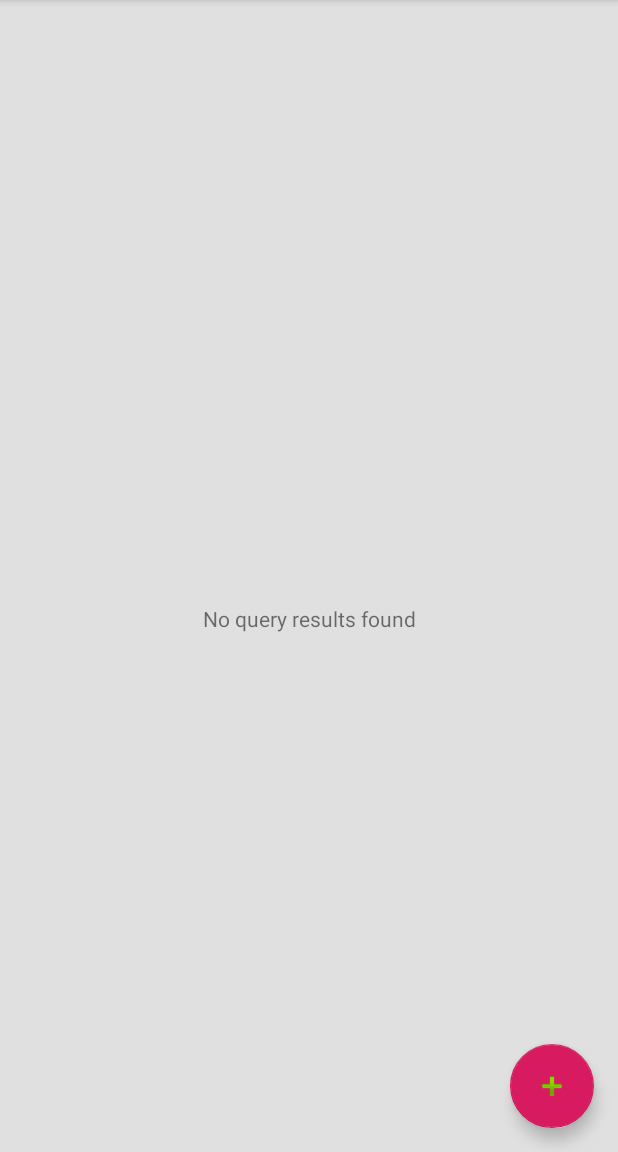
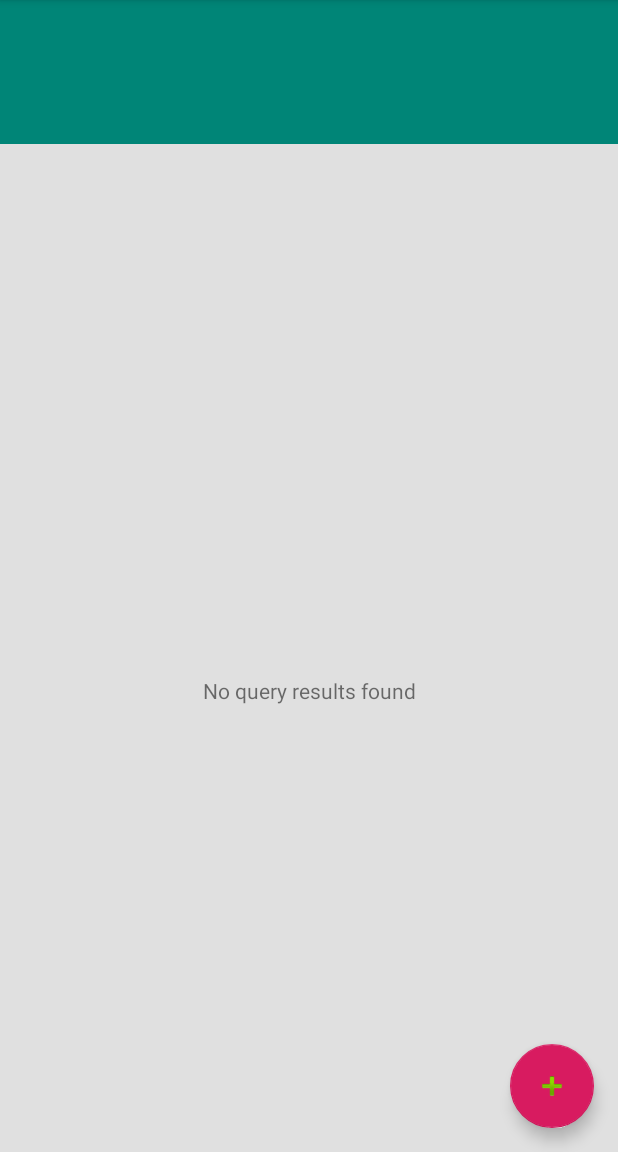
Before and after one commit to DawidLijewski/demo-android-db, an Android app: the screen it shows after launch (MainActivity), on a phone screen of 412 x 824 dp, the part 84-1236 px from its top. Run offline under Robolectric (Android 15) with nearby library versions, the phone set to English and light mode, and no system bars; our stand-ins replace Dagger/Hilt's generated code, Room's generated code, Timber, data binding; libraries missing offline, so code that uses them is left out: lijewski.demodb.databinding.

Commit message:
Searcg UI integration

```diff
--- a/app/src/main/java/lijewski/demodb/di/module/MainModule.kt
+++ b/app/src/main/java/lijewski/demodb/di/module/MainModule.kt
@@ -4,7 +4,7 @@ import dagger.Module
 import dagger.android.ContributesAndroidInjector
 import lijewski.demodb.presentation.add.AddEmployeeDialogFragment
 import lijewski.demodb.presentation.dashboard.DashboardFragment
-import lijewski.demodb.presentation.search.SearchEmployeeFragment
+import lijewski.demodb.presentation.search.SearchFragment
 
 @Suppress("unused")
 @Module(includes = [DialogModule::class])
@@ -16,5 +16,5 @@ abstract class MainModule {
     abstract fun contributeAddEmployeeDialogFragment(): AddEmployeeDialogFragment
 
     @ContributesAndroidInjector
-    abstract fun contributeSearchEmployeeFragment(): SearchEmployeeFragment
+    abstract fun contributeSearchFragment(): SearchFragment
 }
--- a/app/src/main/java/lijewski/demodb/di/module/ViewModelModule.kt
+++ b/app/src/main/java/lijewski/demodb/di/module/ViewModelModule.kt
@@ -9,7 +9,7 @@ import lijewski.demodb.di.factory.ViewModelFactory
 import lijewski.demodb.di.key.ViewModelKey
 import lijewski.demodb.presentation.add.AddEmployeeViewModel
 import lijewski.demodb.presentation.dashboard.DashboardViewModel
-import lijewski.demodb.presentation.search.SearchEmployeeViewModel
+import lijewski.demodb.presentation.search.SearchViewModel
 
 @Suppress("unused")
 @Module
@@ -29,6 +29,6 @@ abstract class ViewModelModule {
 
     @Binds
     @IntoMap
-    @ViewModelKey(SearchEmployeeViewModel::class)
-    abstract fun bindSearchEmployeeViewModel(searchEmployeeViewModel: SearchEmployeeViewModel):ViewModel
+    @ViewModelKey(SearchViewModel::class)
+    abstract fun bindSearchEmployeeViewModel(searchViewModel: SearchViewModel):ViewModel
 }
--- a/app/src/main/java/lijewski/demodb/domain/usecase/employee/GetEmployeeUseCase.kt
+++ b/app/src/main/java/lijewski/demodb/domain/usecase/employee/GetEmployeeUseCase.kt
@@ -10,7 +10,7 @@ class GetEmployeeUseCase @Inject constructor(
 ) : BaseUseCase<List<Employee>>() {
     lateinit var employeeQuery: Employee
     override suspend fun executeOnBackground(): List<Employee> {
-        //TODO: refactor into handling Employee instrad of names
+        //TODO: refactor into handling Employee instead of names
         return employeeRepository.getEmployee(employeeQuery.firstName, employeeQuery.lastName)
     }
 }
--- a/app/src/main/java/lijewski/demodb/presentation/dashboard/DashboardFragment.kt
+++ b/app/src/main/java/lijewski/demodb/presentation/dashboard/DashboardFragment.kt
@@ -5,11 +5,13 @@ import android.view.LayoutInflater
 import android.view.View
 import android.view.ViewGroup
 import android.widget.Toast
+import androidx.databinding.DataBindingUtil
 import androidx.lifecycle.Observer
 import androidx.lifecycle.ViewModelProvider
 import dagger.android.support.DaggerFragment
 import kotlinx.android.synthetic.main.dashboard_fragment.*
 import lijewski.demodb.app.R
+import lijewski.demodb.app.databinding.DashboardFragmentBinding
 import lijewski.demodb.domain.model.Employee
 import lijewski.demodb.presentation.adapter.EmployeeListAdapter
 import timber.log.Timber
@@ -26,6 +28,8 @@ class DashboardFragment : DaggerFragment(), EmployeeListAdapter.OnItemClickedLis
     @Inject
     lateinit var adapter: EmployeeListAdapter
 
+    private lateinit var binding: DashboardFragmentBinding
+
     private val dashboardViewModel: DashboardViewModel by lazy {
         ViewModelProvider(this, viewModelFactory).get(DashboardViewModel::class.java)
     }
@@ -33,7 +37,15 @@ class DashboardFragment : DaggerFragment(), EmployeeListAdapter.OnItemClickedLis
     override fun onCreateView(
         inflater: LayoutInflater, container: ViewGroup?, savedInstanceState: Bundle?
     ): View {
-        return inflater.inflate(R.layout.dashboard_fragment, container, false)
+        binding = DataBindingUtil.inflate<DashboardFragmentBinding>(
+            inflater, R.layout.dashboard_fragment, container, false
+        ).apply {
+            viewModel = dashboardViewModel
+            lifecycleOwner = this@DashboardFragment
+            recyclerView.adapter = adapter
+        }
+
+        return binding.root
     }
 
     override fun onActivityCreated(savedInstanceState: Bundle?) {
@@ -48,6 +60,7 @@ class DashboardFragment : DaggerFragment(), EmployeeListAdapter.OnItemClickedLis
 
             employeeList.observe(viewLifecycleOwner, Observer {
                 adapter.updateEmployeeList(it)
+                binding.recyclerView.smoothScrollToPosition(0)
             })
             error.observe(viewLifecycleOwner, Observer {
                 Timber.e(it)
@@ -57,7 +70,12 @@ class DashboardFragment : DaggerFragment(), EmployeeListAdapter.OnItemClickedLis
     }
 
     override fun onItemClicked(employee: Employee, position: Int) {
-        Timber.d("Clicked employee: %s %s, position nr: %d", employee.lastName, employee.firstName, position)
+        Timber.d(
+            "Clicked employee: %s %s, position nr: %d",
+            employee.lastName,
+            employee.firstName,
+            position
+        )
     }
 
     private fun showFetchErrorToast() {
--- a/app/src/main/java/lijewski/demodb/presentation/dashboard/DashboardViewModel.kt
+++ b/app/src/main/java/lijewski/demodb/presentation/dashboard/DashboardViewModel.kt
@@ -8,7 +8,7 @@ class DashboardViewModel @Inject constructor(
     private val getAllEmployeesUseCase: GetAllEmployeesUseCase
 ) : BaseEmployeeViewModel() {
 
-    fun returnAllEmployees() {
+    fun loadAllEmployeesFromLocal() {
         isLoading.value = true
         getAllEmployeesUseCase.execute {
             onComplete {
--- a/app/src/main/java/lijewski/demodb/presentation/main/MainActivity.kt
+++ b/app/src/main/java/lijewski/demodb/presentation/main/MainActivity.kt
@@ -17,9 +17,8 @@ class MainActivity : DaggerAppCompatActivity(), MainDialogInterface {
         setSupportActionBar(toolbar)
 
         if (savedInstanceState == null) {
-            val fragment = DashboardFragment()
             supportFragmentManager.beginTransaction()
-                .add(R.id.fragment_container, fragment,
+                .add(R.id.fragment_container, DashboardFragment(),
                     DashboardFragment.TAG
                 ).commit()
         }
--- a/app/src/main/java/lijewski/demodb/presentation/search/SearchEmployeeFragment.kt
+++ /dev/null
@@ -1,11 +0,0 @@
-package lijewski.demodb.presentation.search
-
-import dagger.android.support.DaggerFragment
-
-class SearchEmployeeFragment: DaggerFragment() {
-    companion object {
-        const val TAG: String = "SearchEmployeeFragment"
-    }
-
-
-}
--- /dev/null
+++ b/app/src/main/java/lijewski/demodb/presentation/search/SearchFragment.kt
@@ -0,0 +1,62 @@
+package lijewski.demodb.presentation.search
+
+import android.os.Bundle
+import android.view.LayoutInflater
+import android.view.View
+import android.view.ViewGroup
+import android.widget.Toast
+import androidx.lifecycle.Observer
+import androidx.lifecycle.ViewModelProvider
+import dagger.android.support.DaggerFragment
+import lijewski.demodb.app.R
+import lijewski.demodb.presentation.dashboard.DashboardViewModel
+import timber.log.Timber
+import javax.inject.Inject
+
+class SearchFragment : DaggerFragment() {
+    companion object {
+        const val TAG: String = "SearchFragment"
+    }
+
+    @Inject
+    lateinit var viewModelFactory: ViewModelProvider.Factory
+
+    private val dashboardViewModel: DashboardViewModel by lazy {
+        ViewModelProvider(this, viewModelFactory).get(DashboardViewModel::class.java)
+    }
+
+    private val searchViewModel: SearchViewModel by lazy {
+        ViewModelProvider(this, viewModelFactory).get(SearchViewModel::class.java)
+    }
+
+    override fun onCreateView(
+        inflater: LayoutInflater, container: ViewGroup?, savedInstanceState: Bundle?
+    ): View {
+        return inflater.inflate(R.layout.search_fragment, container, false)
+    }
+
+    override fun onActivityCreated(savedInstanceState: Bundle?) {
+        super.onActivityCreated(savedInstanceState)
+        with(searchViewModel) {
+            employeeList.observe(viewLifecycleOwner, Observer {
+                if(it?.isNotEmpty() == true) {
+                    dashboardViewModel.employeeList.value = it
+                }
+            })
+
+            error.observe(viewLifecycleOwner, Observer {
+                Timber.e(it)
+                showSearchErrorToast()
+            })
+        }
+        with(dashboardViewModel) {
+            error.observe(viewLifecycleOwner, Observer {
+                Timber.e(it)
+            })
+        }
+    }
+
+    private fun showSearchErrorToast() {
+        Toast.makeText(context, R.string.error_search_data, Toast.LENGTH_SHORT).show()
+    }
+}
--- a/app/src/main/java/lijewski/demodb/presentation/search/SearchEmployeeViewModel.kt
+++ b/app/src/main/java/lijewski/demodb/presentation/search/SearchViewModel.kt
@@ -7,7 +7,7 @@ import lijewski.demodb.domain.usecase.employee.GetEmployeeUseCase
 import lijewski.demodb.presentation.base.BaseEmployeeViewModel
 import javax.inject.Inject
 
-class SearchEmployeeViewModel @Inject constructor(
+class SearchViewModel @Inject constructor(
     private val getEmployeeUseCase: GetEmployeeUseCase
 ) : BaseEmployeeViewModel() {
 
@@ -44,8 +44,7 @@ class SearchEmployeeViewModel @Inject constructor(
             getEmployeeUseCase.employeeQuery = employee
             getEmployeeUseCase.execute {
                 onComplete {
-                    //handleSuccess(it)
-                    //TODO: handle successfull new employee
+                    handleSuccess(it)
                 }
                 onError {
                     handleError(it)
--- /dev/null
+++ b/app/src/main/res/layout/content_main.xml
@@ -0,0 +1,22 @@
+<?xml version="1.0" encoding="utf-8"?>
+<LinearLayout xmlns:android="http://schemas.android.com/apk/res/android"
+    xmlns:app="http://schemas.android.com/apk/res-auto"
+    android:layout_width="match_parent"
+    android:layout_height="match_parent"
+    android:orientation="vertical"
+    app:layout_behavior="@string/appbar_scrolling_view_behavior" >
+
+    <androidx.fragment.app.FragmentContainerView
+        android:id="@+id/fragment_search_container"
+        android:layout_width="match_parent"
+        android:layout_height="@dimen/search_fragment_height"
+        android:name="lijewski.demodb.presentation.search.SearchFragment" />
+
+    <androidx.fragment.app.FragmentContainerView
+        android:id="@+id/fragment_container"
+        android:layout_width="match_parent"
+        android:layout_height="match_parent"
+        android:orientation="vertical"
+        app:layout_behavior="@string/appbar_scrolling_view_behavior" />
+
+</LinearLayout>
--- a/app/src/main/res/layout/dashboard_fragment.xml
+++ b/app/src/main/res/layout/dashboard_fragment.xml
@@ -26,7 +26,7 @@
             app:layout_constraintLeft_toLeftOf="parent"
             app:layout_constraintRight_toRightOf="parent"
             app:layout_constraintTop_toTopOf="parent"
-            app:visibleGone="@{viewModel.employeeList.empty}" />
+            app:visibleGone="@{!viewModel.employeeList.empty}" />
 
         <androidx.recyclerview.widget.RecyclerView
             android:id="@+id/recycler_view"
--- a/app/src/main/res/layout/main_activity.xml
+++ b/app/src/main/res/layout/main_activity.xml
@@ -21,12 +21,7 @@
 
     </com.google.android.material.appbar.AppBarLayout>
 
-    <FrameLayout
-        android:id="@+id/fragment_container"
-        android:layout_width="match_parent"
-        android:layout_height="match_parent"
-        android:orientation="vertical"
-        app:layout_behavior="@string/appbar_scrolling_view_behavior" />
+    <include layout="@layout/content_main"/>
 
     <com.google.android.material.floatingactionbutton.FloatingActionButton
         android:id="@+id/fab"
--- /dev/null
+++ b/app/src/main/res/layout/search_fragment.xml
@@ -0,0 +1,8 @@
+<?xml version="1.0" encoding="utf-8"?>
+<androidx.constraintlayout.widget.ConstraintLayout
+    xmlns:android="http://schemas.android.com/apk/res/android"
+    android:layout_width="match_parent"
+    android:layout_height="match_parent"
+    android:background="?attr/colorPrimary">
+
+</androidx.constraintlayout.widget.ConstraintLayout>
--- a/app/src/main/res/values/dimens.xml
+++ b/app/src/main/res/values/dimens.xml
@@ -15,4 +15,6 @@
 
     <dimen name="list_side_padding">4dp</dimen>
 
+    <dimen name="search_fragment_height">96dp</dimen>
+
 </resources>
--- a/app/src/main/res/values/strings.xml
+++ b/app/src/main/res/values/strings.xml
@@ -15,6 +15,7 @@
     <string name="error_empty_field">All information fields must be filled out before you can click SAVE!</string>
     <string name="error_fetching_data">Failed to fetch new data!</string>
     <string name="error_saving_data">Failed to save new employee!</string>
+    <string name="error_search_data">Error during search operation!</string>
     <string name="success_saving_data">New employee data saved successfully!</string>
     <string name="ok">OK</string>
     <string name="age_label">Age:&#160;</string>
```
